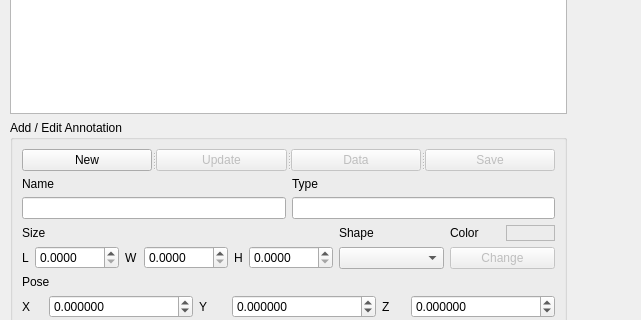
First picture: the form in world_canvas_editor/src/ui/editor_panel.ui, repository corot/world_canvas, before the edit; both pictures show x 0 to 641 and y 143 to 463 of the 641 by 834 pixel window.
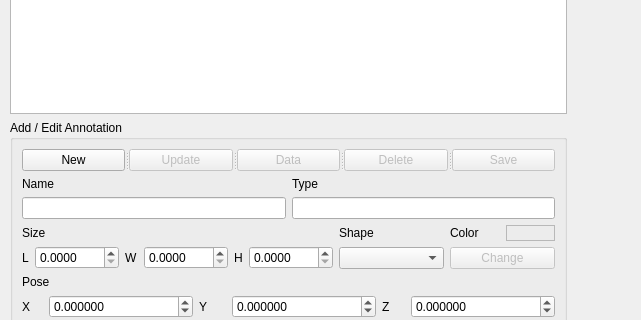
Second picture: the form after the edit.

Commit message: Basic operative new, edit, save, delete more or less working

Diff of the .ui file:
```diff
--- a/world_canvas_editor/src/ui/editor_panel.ui
+++ b/world_canvas_editor/src/ui/editor_panel.ui
@@ -107,6 +107,14 @@
            <string>Data</string>
           </property>
          </widget>
+         <widget class="QPushButton" name="delAnnButton">
+          <property name="enabled">
+           <bool>false</bool>
+          </property>
+          <property name="text">
+           <string>Delete</string>
+          </property>
+         </widget>
          <widget class="QPushButton" name="saveAnnButton">
           <property name="enabled">
            <bool>false</bool>
```
The commit also changes 4 other files.
